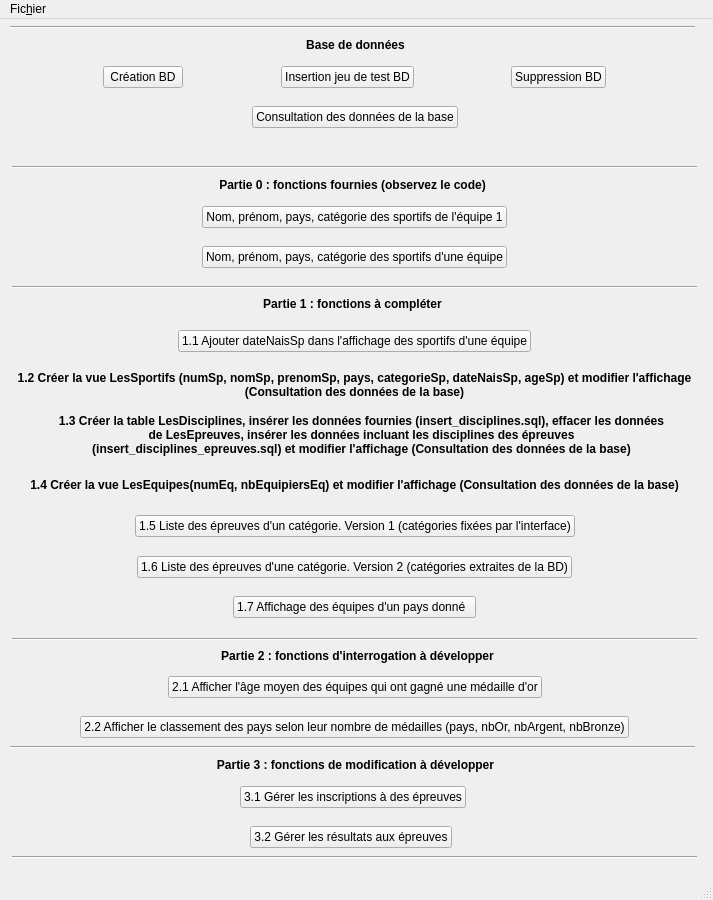
Before: the Qt Designer form gui/mainWindow.ui in pH0xe/L3-Info-Projet-CEBD, drawn with Qt 5.
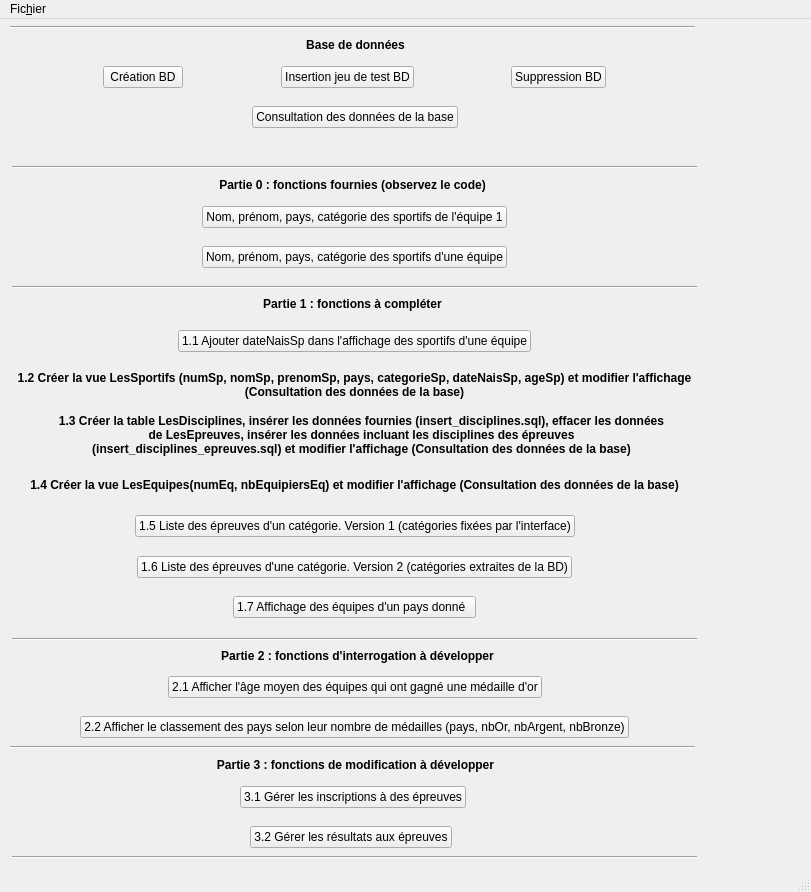
After: the same form once the commit is applied.

The edit to the form file:
```diff
--- a/gui/mainWindow.ui
+++ b/gui/mainWindow.ui
@@ -6,8 +6,8 @@
    <rect>
     <x>0</x>
     <y>0</y>
-    <width>713</width>
-    <height>900</height>
+    <width>811</width>
+    <height>892</height>
    </rect>
   </property>
   <property name="windowTitle">
@@ -879,8 +879,8 @@
     <rect>
      <x>0</x>
      <y>0</y>
-     <width>713</width>
-     <height>30</height>
+     <width>811</width>
+     <height>21</height>
     </rect>
    </property>
    <widget class="QMenu" name="menuFiles">
```
Left out of the diff: 51 changed lines with no effect on the pictures.
